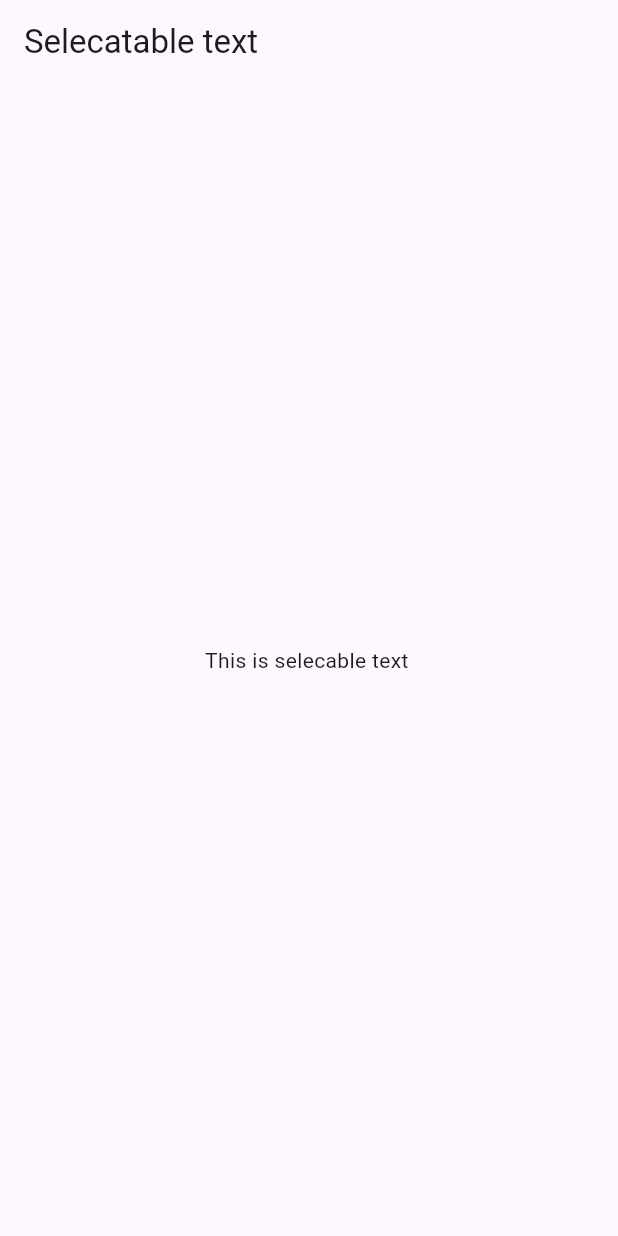
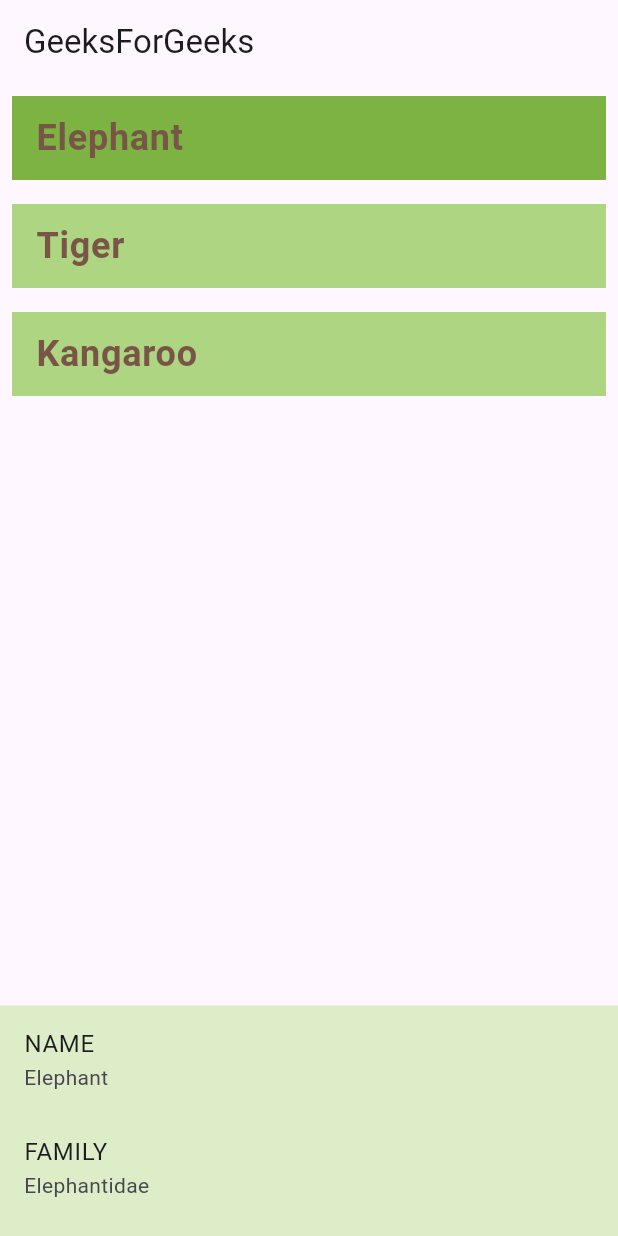
Before and after one commit to vaibhavt-nt/flutter_training, a Flutter app: the screen it shows after launch, on a phone screen of 412 x 824 dp. Run offline on Flutter 3.47's test engine with Material 3 defaults, Android fonts, the light colour scheme and no system bars; missing offline and left inert: dart:ffi; key blocks and very long unbroken strings in the code were emptied for the run.

Commit message:
DraggableScrollableSheet Widget  learned

```diff
--- a/lib/main.dart
+++ b/lib/main.dart
@@ -10,6 +10,7 @@ import 'package:flutter_training/widgets/cipRRect.dart';
 import 'package:flutter_training/widgets/custom_paint.dart';
 import 'package:flutter_training/widgets/dismissible.dart';
 import 'package:flutter_training/widgets/draggable.dart';
+import 'package:flutter_training/widgets/draggable_scrollable_sheet.dart';
 import 'package:flutter_training/widgets/drawer.dart';
 import 'package:flutter_training/widgets/fade_transition.dart';
 import 'package:flutter_training/widgets/fitterbox.dart';
@@ -48,7 +49,7 @@ class homepage extends StatelessWidget {
   Widget build(BuildContext context) {
     return MaterialApp(
       title: "my home page",
-      home: SelectableTextWidget(),
+      home: DraggableScrollableSheetWiidget(),
     );
   }
 }
--- /dev/null
+++ b/lib/widgets/draggable_scrollable_sheet.dart
@@ -0,0 +1,117 @@
+import 'package:flutter/material.dart';
+
+
+class DraggableScrollableSheetWiidget extends StatefulWidget {
+  const DraggableScrollableSheetWiidget({Key? key}) : super(key: key);
+
+  @override
+  _DraggableScrollableSheetWiidgetState createState() => _DraggableScrollableSheetWiidgetState();
+}
+
+class _DraggableScrollableSheetWiidgetState extends State<DraggableScrollableSheetWiidget> {
+  List<String> animalNames = ['Elephant', 'Tiger', 'Kangaroo'];
+  List<String> animalFamily = ['Elephantidae', 'Panthera', 'Macropodidae'];
+  List<String> animalLifeSpan = ['60-70', '8-10', '15-20'];
+  List<String> animalWeight = ['2700-6000', '90-310', '47-66'];
+  int selectedTile = 0;
+  @override
+  Widget build(BuildContext context) {
+    return Scaffold(
+      appBar: AppBar(
+        title: Text('GeeksForGeeks'),
+      ),
+      body: Container(
+        child: Stack(
+          children: [
+            animalsList(),
+            bottomDetailsSheet(),
+          ],
+        ),
+      ),
+    );
+  }
+
+  Widget animalsList() {
+    return ListView(
+      children: [
+        animalListTile(0, animalNames[0]),
+        animalListTile(1, animalNames[1]),
+        animalListTile(2, animalNames[2]),
+      ],
+    );
+  }
+
+  Widget animalListTile(int index, String animalName) {
+    return Padding(
+      padding: EdgeInsets.all(8.0),
+      child: ListTile(
+        onTap: () {
+          setState(() {
+            selectedTile = index;
+          });
+        },
+        title: Text(
+          animalName,
+          style: TextStyle(
+            color: Colors.brown,
+            fontSize: 24.0,
+            fontWeight: FontWeight.w600,
+          ),
+        ),
+        tileColor: Colors.lightGreen[300],
+        selected: index == selectedTile,
+        selectedTileColor: Colors.lightGreen[600],
+      ),
+    );
+  }
+
+  Widget bottomDetailsSheet() {
+    return DraggableScrollableSheet(
+      initialChildSize: .2,
+      minChildSize: .1,
+      maxChildSize: .6,
+      builder: (BuildContext context, ScrollController scrollController) {
+        return Container(
+          color: Colors.lightGreen[100],
+          child: ListView(
+            controller: scrollController,
+            children: [
+              ListTile(
+                title: Text(
+                  "NAME",
+                ),
+                subtitle: Text(
+                  animalNames[selectedTile],
+                ),
+              ),
+              ListTile(
+                title: Text(
+                  "FAMILY",
+                ),
+                subtitle: Text(
+                  animalFamily[selectedTile],
+                ),
+              ),
+              ListTile(
+                title: Text(
+                  "LIFESPAN",
+                ),
+                subtitle: Text(
+                  animalLifeSpan[selectedTile],
+                ),
+              ),
+              ListTile(
+                title: Text(
+                  "WEIGHT",
+                ),
+                subtitle: Text(
+                  animalWeight[selectedTile],
+                ),
+              ),
+            ],
+          ),
+        );
+      },
+    );
+  }
+}
```
